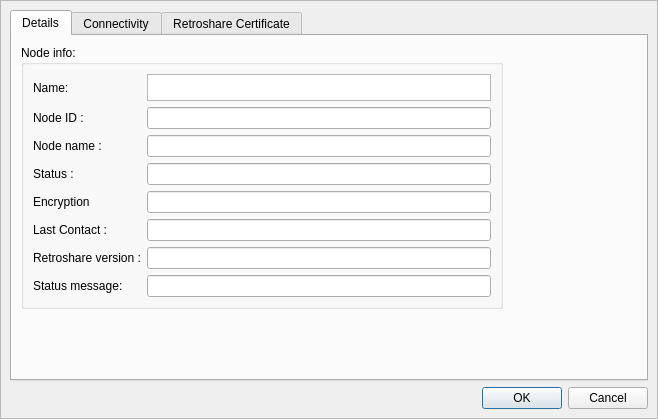
First picture: the form in retroshare-gui/src/gui/connect/ConfCertDialog.ui, repository RetroShare/RetroShare, before the edit.
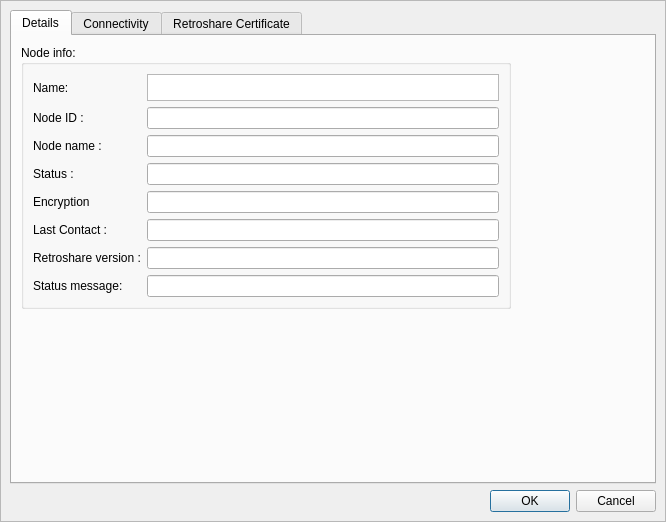
Second picture: the form after the edit. Icons and pictures are not drawn. Custom widgets are drawn as their Qt base class.

What changed in the file:
```diff
--- a/retroshare-gui/src/gui/connect/ConfCertDialog.ui
+++ b/retroshare-gui/src/gui/connect/ConfCertDialog.ui
@@ -6,8 +6,8 @@
    <rect>
     <x>0</x>
     <y>0</y>
-    <width>658</width>
-    <height>419</height>
+    <width>666</width>
+    <height>522</height>
    </rect>
   </property>
   <property name="windowTitle">
```
Left out of the diff: 4 changed lines with no effect on the pictures.
